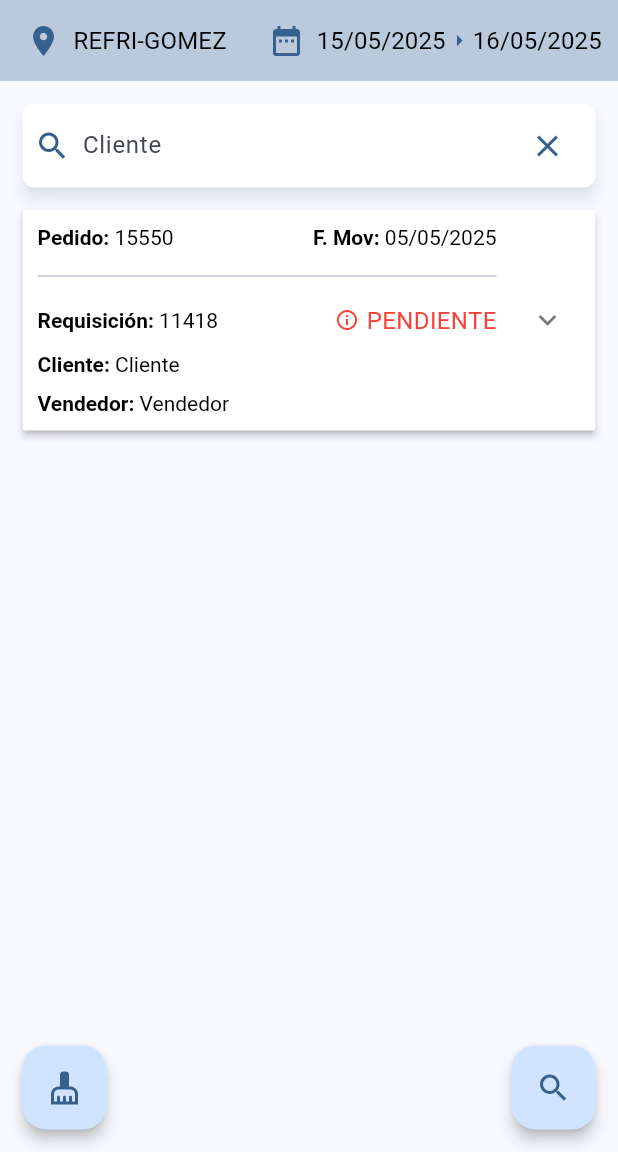
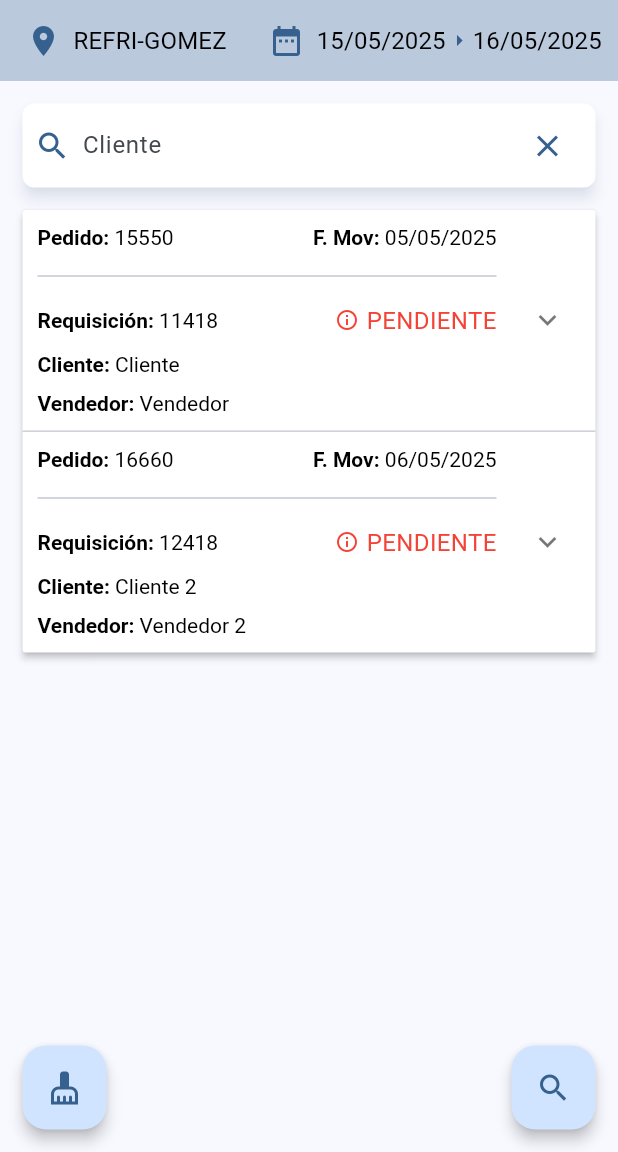
Before and after one commit to andrikesquer/modulo_pedidos, a Flutter app: the PedidosScreen screen opened by its route, on a phone screen of 412 x 824 dp, the part 84-1236 px from its top. Run offline on Flutter 3.47's test engine with Material 3 defaults, Android fonts, the phone set to English and light mode, and no system bars; our stand-ins replace flutter_riverpod, flutter_secure_storage, go_router, objectbox, riverpod_annotation; accounts and stored records are empty; generated files the repository leaves out were written again; network calls fail.

Commit message:
Creación e implementación del modelo de pedidos.

```diff
--- /dev/null
+++ b/lib/data/models/pedido_model.dart
@@ -0,0 +1,41 @@
+class Pedido {
+  int noPedido;
+
+  int requisicion;
+
+  String cliente;
+
+  String vendedor;
+
+  String status;
+
+  String almacen;
+
+  double paridad;
+
+  String fechaMovimiento;
+
+  String fechaCancelacion;
+
+  String fechaRegistro;
+
+  String fechaInicioC;
+  String fechaFinC;
+  String fechaFinOC;
+
+  Pedido({
+    required this.noPedido,
+    required this.requisicion,
+    required this.cliente,
+    required this.vendedor,
+    required this.status,
+    required this.almacen,
+    required this.paridad,
+    required this.fechaMovimiento,
+    required this.fechaCancelacion,
+    required this.fechaRegistro,
+    required this.fechaInicioC,
+    required this.fechaFinC,
+    required this.fechaFinOC,
+  });
+}
--- a/lib/presentation/screens/punto_venta/pedidos/pedidos_screen.dart
+++ b/lib/presentation/screens/punto_venta/pedidos/pedidos_screen.dart
@@ -67,7 +67,7 @@ class PedidosScreenState extends State<PedidosScreen> {
                   actions: searchBarActions,
                   inputController: inputController,
                 ),
-                PedidosExpansionPanelList(),
+                PedidosExpansionPanelList(theme: theme),
               ],
             ),
           ),
--- a/lib/presentation/screens/punto_venta/pedidos/widgets/pedidos_extension_panel_list.dart
+++ b/lib/presentation/screens/punto_venta/pedidos/widgets/pedidos_extension_panel_list.dart
@@ -1,10 +1,10 @@
 import 'package:flutter/material.dart';
-import 'package:requisiciones/data/models/articulo_model.dart';
-import 'package:requisiciones/data/models/articulo_venta_model.dart';
-import 'package:requisiciones/data/models/requisicion_model.dart';
+import 'package:requisiciones/data/models/pedido_model.dart';
 
 class PedidosExpansionPanelList extends StatefulWidget {
-  const PedidosExpansionPanelList({super.key});
+  const PedidosExpansionPanelList({super.key, required this.theme});
+
+  final ColorScheme theme;
 
   @override
   State<PedidosExpansionPanelList> createState() =>
@@ -12,43 +12,52 @@ class PedidosExpansionPanelList extends StatefulWidget {
 }
 
 class _PedidosExpansionPanelListState extends State<PedidosExpansionPanelList> {
-  final Articulo articulo = Articulo(
-    codigo: 6666,
-    nombre: 'TUBO CU FLEX 1 1/8 P/REFRIGERACIÓN',
-    marca: 'MUELLER',
-    numeroParte: '7425M',
-    factor: 0,
-  );
+  late final ColorScheme _theme;
 
-  late final ArticuloVenta artVenta = ArticuloVenta(
-    art: articulo,
-    unidad: 'MTS',
-    cantidad: 1,
-    cantidadAuxiliar: 0,
-    pendiente: 0,
-    pendienteAuxiliar: 0,
-  );
+  @override
+  void initState() {
+    super.initState();
+    _theme = widget.theme;
+  }
 
-  late final List<ArticuloVenta> artsVenta = [artVenta];
+  final List<Pedido> pedidos = [
+    Pedido(
+      noPedido: 15550,
+      requisicion: 11418,
+      cliente: 'Cliente',
+      vendedor: 'Vendedor',
+      status: 'PENDIENTE',
+      almacen: 'REFRI GÓMEZ',
+      paridad: 0,
+      fechaMovimiento: '05/05/2025',
+      fechaCancelacion: '05/05/2025',
+      fechaRegistro: '05/05/2025',
+      fechaInicioC: '05/05/2025',
+      fechaFinC: '05/05/2025',
+      fechaFinOC: '05/05/2025',
+    ),
+    Pedido(
+      noPedido: 16660,
+      requisicion: 12418,
+      cliente: 'Cliente 2',
+      vendedor: 'Vendedor 2',
+      status: 'PENDIENTE',
+      almacen: 'REFRI VICENTE',
+      paridad: 8000,
+      fechaMovimiento: '06/05/2025',
+      fechaCancelacion: '06/05/2025',
+      fechaRegistro: '06/05/2025',
+      fechaInicioC: '06/05/2025',
+      fechaFinC: '06/05/2025',
+      fechaFinOC: '06/05/2025',
+    ),
+  ];
 
-  late final Requisicion req = Requisicion(
-    noRequisicion: 11418,
-    almacenEnvia: '1. REFRI-VICENTE',
-    almacenRecibe: '1. REFRI-GOMEZ',
-    fecha: '05/05/2025',
-    estado: 'PENDIENTE',
-    artsVenta: artsVenta,
-  );
-
-  late final List<Requisicion> requisiciones = [req];
-
-  late final List<NewItem> items = generateItems(requisiciones);
+  late final List<Item> items = generateItems(pedidos);
 
   @override
   Widget build(BuildContext context) {
-    var theme = Theme.of(context).colorScheme;
-
-    return SingleChildScrollView(child: _buildPanel(theme));
+    return SingleChildScrollView(child: _buildPanel(_theme));
   }
 
   TableRow _tableRow(
@@ -82,7 +91,7 @@ class _PedidosExpansionPanelListState extends State<PedidosExpansionPanelList> {
         });
       },
       children:
-          items.map<ExpansionPanel>((NewItem item) {
+          items.map<ExpansionPanel>((Item item) {
             return ExpansionPanel(
               backgroundColor: theme.onPrimary,
               splashColor: theme.primary.withAlpha(10),
@@ -109,7 +118,7 @@ class _PedidosExpansionPanelListState extends State<PedidosExpansionPanelList> {
                               ),
                               children: <TextSpan>[
                                 TextSpan(
-                                  text: '15550',
+                                  text: '${item.pedido.noPedido}',
                                   style: TextStyle(
                                     fontWeight: FontWeight.normal,
                                   ),
@@ -126,7 +135,7 @@ class _PedidosExpansionPanelListState extends State<PedidosExpansionPanelList> {
                               ),
                               children: <TextSpan>[
                                 TextSpan(
-                                  text: item.req.fecha,
+                                  text: item.pedido.fechaMovimiento,
                                   style: TextStyle(
                                     fontWeight: FontWeight.normal,
                                   ),
@@ -149,7 +158,7 @@ class _PedidosExpansionPanelListState extends State<PedidosExpansionPanelList> {
                               ),
                               children: <TextSpan>[
                                 TextSpan(
-                                  text: '${item.req.noRequisicion}',
+                                  text: '${item.pedido.requisicion}',
                                   style: TextStyle(
                                     fontWeight: FontWeight.normal,
                                   ),
@@ -186,7 +195,7 @@ class _PedidosExpansionPanelListState extends State<PedidosExpansionPanelList> {
                           ),
                           children: <TextSpan>[
                             TextSpan(
-                              text: 'Cliente',
+                              text: item.pedido.cliente,
                               style: TextStyle(fontWeight: FontWeight.normal),
                             ),
                           ],
@@ -201,7 +210,7 @@ class _PedidosExpansionPanelListState extends State<PedidosExpansionPanelList> {
                           ),
                           children: <TextSpan>[
                             TextSpan(
-                              text: 'Vendedor',
+                              text: item.pedido.vendedor,
                               style: TextStyle(fontWeight: FontWeight.normal),
                             ),
                           ],
@@ -221,23 +230,43 @@ class _PedidosExpansionPanelListState extends State<PedidosExpansionPanelList> {
                   ),
                   child: Table(
                     children: <TableRow>[
-                      _tableRow(theme, 'Almacén', 'REFRI GÓMEZ', true),
-                      _tableRow(theme, 'Paridad', '0', false),
+                      _tableRow(theme, 'Almacén', item.pedido.almacen, true),
+                      _tableRow(
+                        theme,
+                        'Paridad',
+                        '${item.pedido.paridad}',
+                        false,
+                      ),
                       _tableRow(
                         theme,
                         'Fecha de Cancelación',
-                        '16/05/2025',
+                        item.pedido.fechaCancelacion,
                         true,
                       ),
                       _tableRow(
                         theme,
                         'Fecha de Registro',
-                        '16/05/2025',
+                        item.pedido.fechaRegistro,
                         false,
                       ),
-                      _tableRow(theme, 'Fecha de Inicio C', '16/05/2025', true),
-                      _tableRow(theme, 'Fecha de Fin C', '16/05/2025', false),
-                      _tableRow(theme, 'Fecha Fin OC', '16/05/2025', true),
+                      _tableRow(
+                        theme,
+                        'Fecha de Inicio C',
+                        item.pedido.fechaInicioC,
+                        true,
+                      ),
+                      _tableRow(
+                        theme,
+                        'Fecha de Fin C',
+                        item.pedido.fechaFinC,
+                        false,
+                      ),
+                      _tableRow(
+                        theme,
+                        'Fecha Fin OC',
+                        item.pedido.fechaFinOC,
+                        true,
+                      ),
                     ],
                   ),
                 ),
@@ -249,15 +278,15 @@ class _PedidosExpansionPanelListState extends State<PedidosExpansionPanelList> {
   }
 }
 
-class NewItem {
-  Requisicion req;
+class Item {
+  Pedido pedido;
   bool isExpanded;
 
-  NewItem({required this.req, this.isExpanded = false});
+  Item({required this.pedido, this.isExpanded = false});
 }
 
-List<NewItem> generateItems(List<Requisicion> requisiciones) {
-  return List<NewItem>.generate(requisiciones.length, (int index) {
-    return NewItem(req: requisiciones[index]);
+List<Item> generateItems(List<Pedido> pedidos) {
+  return List<Item>.generate(pedidos.length, (int index) {
+    return Item(pedido: pedidos[index]);
   });
 }
```
